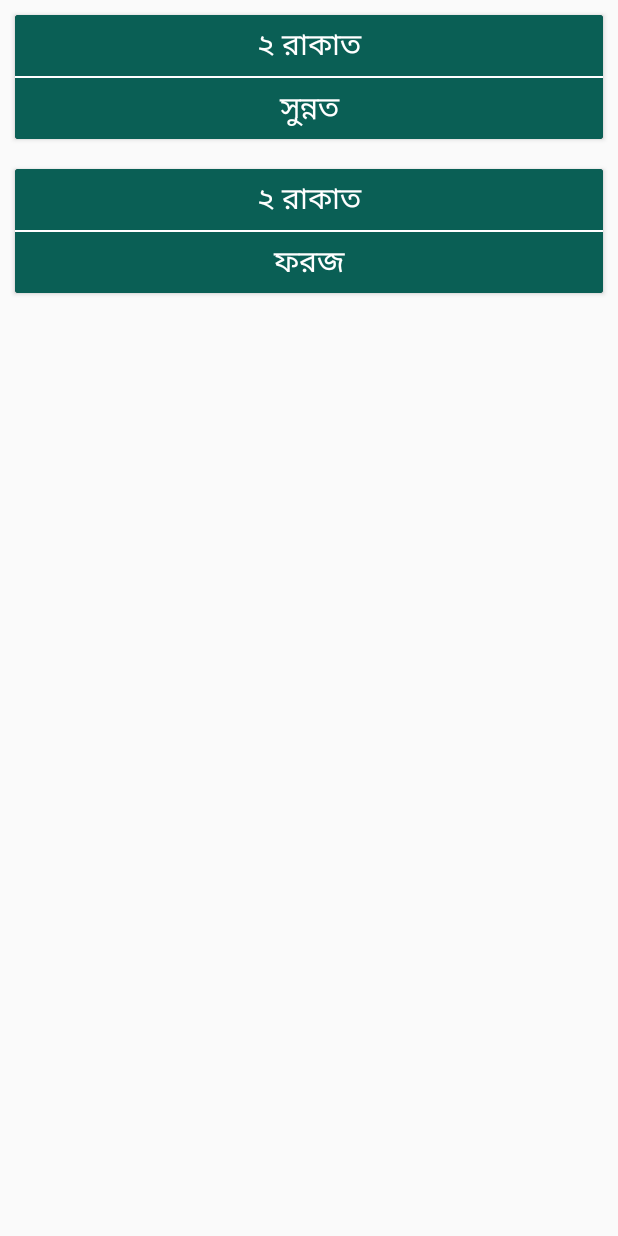
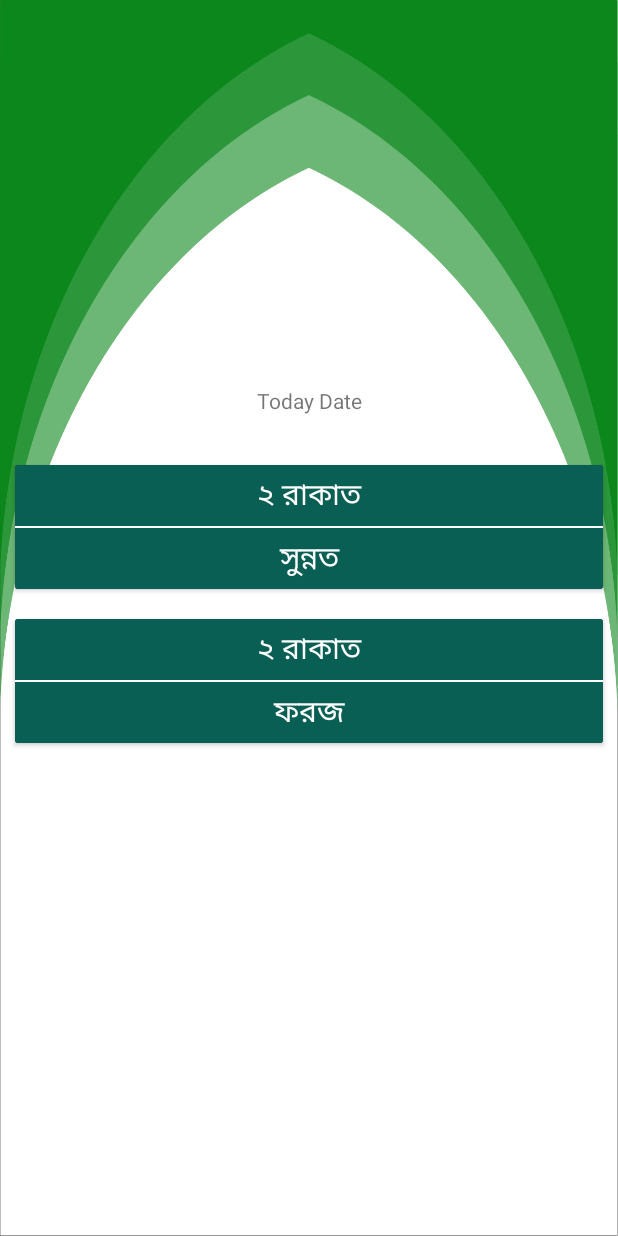
Before and after one commit to saiful-islam-niloy/Salah, an Android app: the screen it shows after launch (RakatActivity), after a tap on an icon or button, on a phone screen of 412 x 824 dp. Run offline under Robolectric (Android 15) with nearby library versions, the phone set to English and light mode, and no system bars.

Commit message:
Background Added

```diff
--- a/app/src/main/java/com/niloy/salah/NiyatActivity.java
+++ b/app/src/main/java/com/niloy/salah/NiyatActivity.java
@@ -60,8 +60,8 @@ public class NiyatActivity extends AppCompatActivity {
 
     private void loadData(){
         SharedPreferences sharedPreferences = getSharedPreferences(SHARED_PREFES, MODE_PRIVATE);
-        arabicFontSize = sharedPreferences.getInt(ARABIC_FONT_SIZE, 3 )+1;
-        banglaFontSize = sharedPreferences.getInt(BANGLA_FONT_SIZE, 3 )+1;
+        arabicFontSize = sharedPreferences.getInt(ARABIC_FONT_SIZE, 5 )+1;
+        banglaFontSize = sharedPreferences.getInt(BANGLA_FONT_SIZE, 4 )+1;
     }
 
     private void displayData(){
--- a/app/src/main/java/com/niloy/salah/SettingActivity.java
+++ b/app/src/main/java/com/niloy/salah/SettingActivity.java
@@ -100,8 +100,8 @@ public class SettingActivity extends Activity {
 
     private void loadData(){
         SharedPreferences sharedPreferences = getSharedPreferences(SHARED_PREFES, MODE_PRIVATE);
-        arabicFontSize = sharedPreferences.getInt(ARABIC_FONT_SIZE, 3 );
-        banglaFontSize = sharedPreferences.getInt(BANGLA_FONT_SIZE, 3 );
+        arabicFontSize = sharedPreferences.getInt(ARABIC_FONT_SIZE, 5 );
+        banglaFontSize = sharedPreferences.getInt(BANGLA_FONT_SIZE, 4 );
     }
 
 }
--- a/app/src/main/res/layout/activity_rakat.xml
+++ b/app/src/main/res/layout/activity_rakat.xml
@@ -4,12 +4,25 @@
     xmlns:tools="http://schemas.android.com/tools"
     android:layout_width="match_parent"
     android:layout_height="match_parent"
+    android:background="@drawable/background2"
     tools:context=".RakatActivity">
+
+    <TextView
+        android:id="@+id/textView3"
+        android:layout_width="match_parent"
+        android:layout_height="wrap_content"
+        android:gravity="center"
+        android:text="Today Date"
+        app:layout_constraintBottom_toBottomOf="parent"
+        app:layout_constraintTop_toTopOf="parent"
+        app:layout_constraintVertical_bias="0.32" />
 
     <android.support.v7.widget.RecyclerView
         android:id="@+id/rakat"
         android:layout_width="match_parent"
-        android:layout_height="match_parent">
+        android:layout_height="match_parent"
+        android:layout_marginTop="300dp"
+        app:layout_constraintTop_toTopOf="parent">
 
     </android.support.v7.widget.RecyclerView>
 
```
Also changed, not shown: app/src/main/res/drawable-hdpi/background.png, app/src/main/res/drawable-hdpi/background2.png (added), app/src/main/res/drawable-ldpi/background.png, app/src/main/res/drawable-ldpi/background2.png (added), app/src/main/res/drawable-mdpi/background.png, app/src/main/res/drawable-mdpi/background2.png (added), app/src/main/res/drawable-xhdpi/background.png, app/src/main/res/drawable-xhdpi/background2.png (added), app/src/main/res/drawable-xxhdpi/background.png, app/src/main/res/drawable-xxhdpi/background2.png (added), app/src/main/res/drawable-xxxhdpi/background.png, app/src/main/res/drawable-xxxhdpi/background2.png (added).
